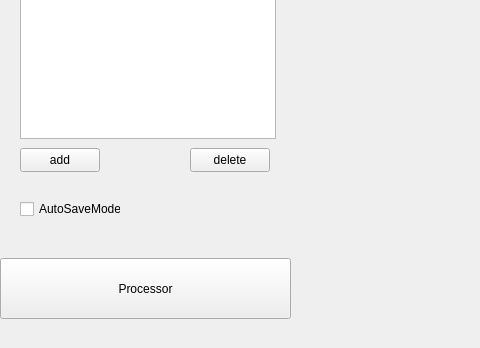
First picture: the form in mainwindow.ui, repository AstapovIE/LayerEditor, before the edit; both pictures show x 0 to 480 and y 310 to 658 of the 1281 by 658 pixel window.
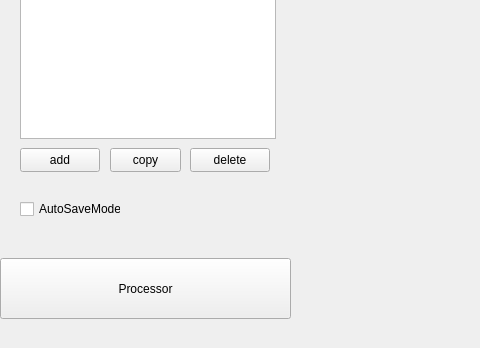
Second picture: the form after the edit.

```diff
--- a/mainwindow.ui
+++ b/mainwindow.ui
@@ -75,6 +75,19 @@
       <string>AutoSaveMode</string>
      </property>
     </widget>
+    <widget class="QPushButton" name="copyLayer">
+     <property name="geometry">
+      <rect>
+       <x>110</x>
+       <y>410</y>
+       <width>71</width>
+       <height>24</height>
+      </rect>
+     </property>
+     <property name="text">
+      <string>copy</string>
+     </property>
+    </widget>
    </widget>
    <widget class="QPushButton" name="processorButton">
     <property name="geometry">
```
